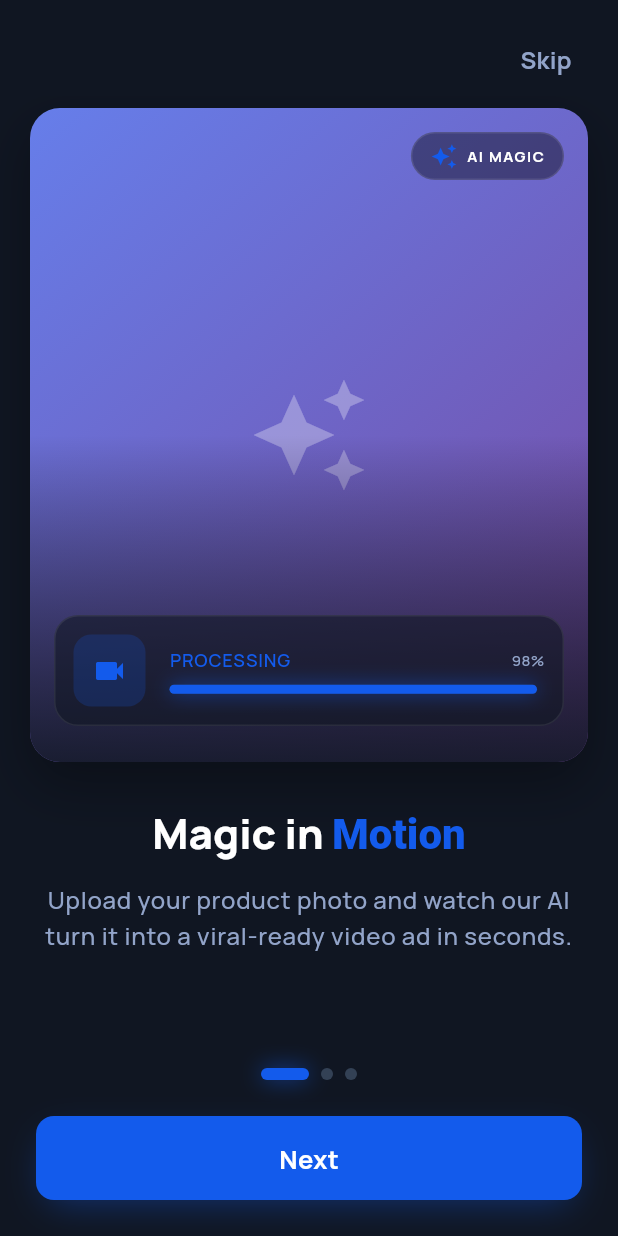
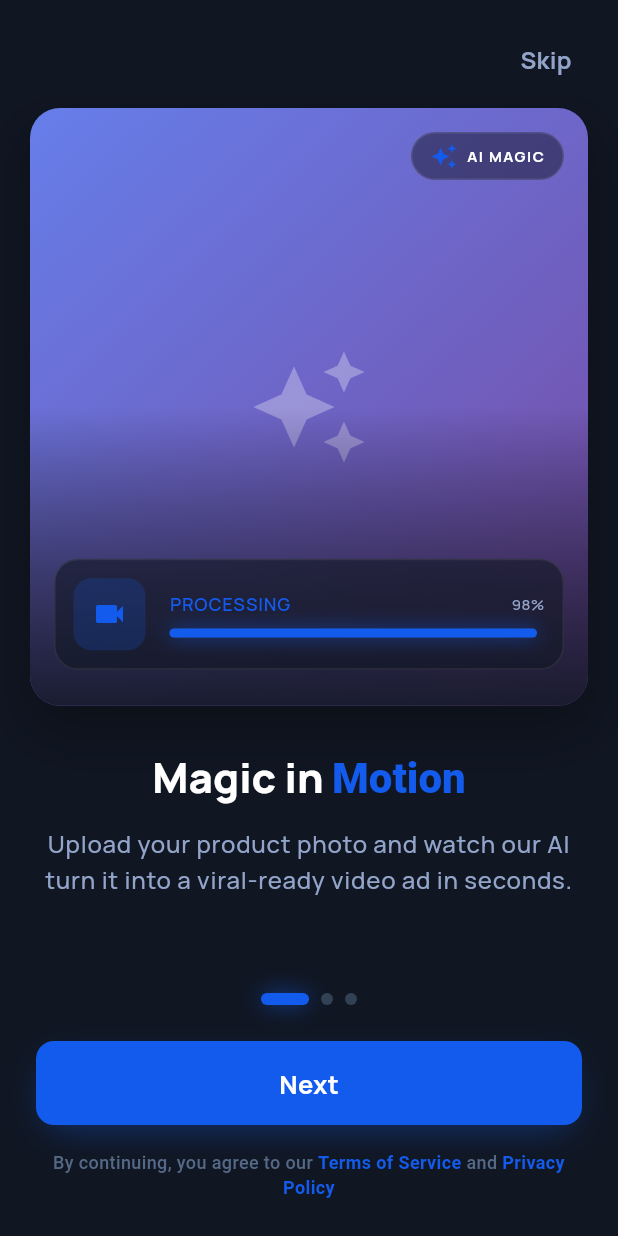
Before and after one commit to alicanti/prodvid, a Flutter app: the screen it shows after launch, after a tap on "Get Started", on a phone screen of 412 x 824 dp. Run offline on Flutter 3.47's test engine with Material 3 defaults, Android fonts, the phone set to English and light mode, and no system bars; drawn by our look-alikes of flutter_animate; our stand-ins replace flutter_riverpod, go_router, google_fonts.

Commit message:
feat: update onboarding last page - navigate to home, show Terms & Privacy

```diff
--- a/lib/features/onboarding/presentation/screens/onboarding_screen.dart
+++ b/lib/features/onboarding/presentation/screens/onboarding_screen.dart
@@ -36,7 +36,7 @@ class _OnboardingScreenState extends State<OnboardingScreen> {
   }
 
   void _completeOnboarding() {
-    context.go('/login');
+    context.go('/home');
   }
 
   @override
@@ -101,28 +101,36 @@ class _OnboardingScreenState extends State<OnboardingScreen> {
                     onPressed: _nextPage,
                   ),
 
-                  if (_currentPage == 2) ...[
                   const SizedBox(height: 16),
-                    TextButton(
-                      onPressed: () => context.go('/login'),
-                      child: RichText(
-                        text: TextSpan(
+
+                  // Terms and Privacy
+                  Text.rich(
+                    TextSpan(
                       style: TextStyle(
-                            fontSize: 14,
-                            fontWeight: FontWeight.w600,
-                            color: AppColors.textSecondaryDark,
+                        fontSize: 12,
+                        color: AppColors.textTertiaryDark,
                       ),
                       children: [
-                            const TextSpan(text: 'Already have an account? '),
+                        const TextSpan(text: 'By continuing, you agree to our '),
                         TextSpan(
-                              text: 'Log in',
-                              style: TextStyle(color: AppColors.primary),
+                          text: 'Terms of Service',
+                          style: TextStyle(
+                            color: AppColors.primary,
+                            fontWeight: FontWeight.w600,
+                          ),
+                        ),
+                        const TextSpan(text: ' and '),
+                        TextSpan(
+                          text: 'Privacy Policy',
+                          style: TextStyle(
+                            color: AppColors.primary,
+                            fontWeight: FontWeight.w600,
+                          ),
                         ),
                       ],
                     ),
+                    textAlign: TextAlign.center,
                   ),
-                    ),
-                  ],
                 ],
               ),
             ),
@@ -146,7 +154,8 @@ class _OnboardingPage1 extends StatelessWidget {
           // Hero image
           Expanded(
             flex: 3,
-            child: Container(
+            child:
+                Container(
                       margin: const EdgeInsets.only(top: 8),
                       decoration: BoxDecoration(
                         borderRadius: BorderRadius.circular(20),
@@ -169,7 +178,10 @@ class _OnboardingPage1 extends StatelessWidget {
                                 gradient: LinearGradient(
                                   begin: Alignment.topLeft,
                                   end: Alignment.bottomRight,
-                          colors: [Color(0xFF667eea), Color(0xFF764ba2)],
+                                  colors: [
+                                    Color(0xFF667eea),
+                                    Color(0xFF764ba2),
+                                  ],
                                 ),
                               ),
                               child: Center(
@@ -190,7 +202,9 @@ class _OnboardingPage1 extends StatelessWidget {
                                   colors: [
                                     Colors.transparent,
                                     Colors.transparent,
-                            AppColors.backgroundDark.withValues(alpha: 0.9),
+                                    AppColors.backgroundDark.withValues(
+                                      alpha: 0.9,
+                                    ),
                                   ],
                                 ),
                               ),
@@ -240,15 +254,18 @@ class _OnboardingPage1 extends StatelessWidget {
                               left: 16,
                               right: 16,
                               bottom: 24,
-                      child: _GlassCard(
+                              child:
+                                  _GlassCard(
                                         child: Row(
                                           children: [
                                             Container(
                                               width: 48,
                                               height: 48,
                                               decoration: BoxDecoration(
-                                color: AppColors.primary.withValues(alpha: 0.2),
-                                borderRadius: BorderRadius.circular(12),
+                                                color: AppColors.primary
+                                                    .withValues(alpha: 0.2),
+                                                borderRadius:
+                                                    BorderRadius.circular(12),
                                               ),
                                               child: Icon(
                                                 Icons.videocam,
@@ -258,18 +275,22 @@ class _OnboardingPage1 extends StatelessWidget {
                                             const SizedBox(width: 16),
                                             Expanded(
                                               child: Column(
-                                crossAxisAlignment: CrossAxisAlignment.start,
+                                                crossAxisAlignment:
+                                                    CrossAxisAlignment.start,
                                                 children: [
                                                   Row(
                                                     mainAxisAlignment:
-                                        MainAxisAlignment.spaceBetween,
+                                                        MainAxisAlignment
+                                                            .spaceBetween,
                                                     children: [
                                                       Text(
                                                         'PROCESSING',
                                                         style: TextStyle(
                                                           fontSize: 12,
-                                          fontWeight: FontWeight.w600,
-                                          color: AppColors.primary,
+                                                          fontWeight:
+                                                              FontWeight.w600,
+                                                          color:
+                                                              AppColors.primary,
                                                           letterSpacing: 0.5,
                                                         ),
                                                       ),
@@ -277,7 +298,8 @@ class _OnboardingPage1 extends StatelessWidget {
                                                         '98%',
                                                         style: TextStyle(
                                                           fontSize: 10,
-                                          color: AppColors.textSecondaryDark,
+                                                          color: AppColors
+                                                              .textSecondaryDark,
                                                         ),
                                                       ),
                                                     ],
@@ -289,12 +311,18 @@ class _OnboardingPage1 extends StatelessWidget {
                                             ),
                                           ],
                                         ),
-                      ).animate().fadeIn(delay: 500.ms).slideY(begin: 0.3),
+                                      )
+                                      .animate()
+                                      .fadeIn(delay: 500.ms)
+                                      .slideY(begin: 0.3),
                             ),
                           ],
                         ),
                       ),
-            ).animate().fadeIn(duration: 600.ms).scale(begin: const Offset(0.95, 0.95)),
+                    )
+                    .animate()
+                    .fadeIn(duration: 600.ms)
+                    .scale(begin: const Offset(0.95, 0.95)),
           ),
 
           const SizedBox(height: 32),
--- a/lib/features/onboarding/presentation/screens/welcome_screen.dart
+++ b/lib/features/onboarding/presentation/screens/welcome_screen.dart
@@ -44,15 +44,21 @@ class WelcomeScreen extends StatelessWidget {
                   // Card carousel
                   SizedBox(
                     height: 280,
-                    child: ListView(
+                    child:
+                        ListView(
                               scrollDirection: Axis.horizontal,
-                      padding: const EdgeInsets.symmetric(horizontal: 16),
+                              padding: const EdgeInsets.symmetric(
+                                horizontal: 16,
+                              ),
                               children: [
                                 const _StepCard(
                                   index: 0,
                                   title: '1. Upload Image',
                                   icon: Icons.add_photo_alternate_rounded,
-                          gradientColors: [Color(0xFF667eea), Color(0xFF764ba2)],
+                                  gradientColors: [
+                                    Color(0xFF667eea),
+                                    Color(0xFF764ba2),
+                                  ],
                                   showUploadBadge: true,
                                 ),
                                 const SizedBox(width: 16),
@@ -60,7 +66,10 @@ class WelcomeScreen extends StatelessWidget {
                                   index: 1,
                                   title: '2. Select AI Effect',
                                   icon: Icons.auto_awesome,
-                          gradientColors: [Color(0xFF4facfe), Color(0xFF00f2fe)],
+                                  gradientColors: [
+                                    Color(0xFF4facfe),
+                                    Color(0xFF00f2fe),
+                                  ],
                                   isHighlighted: true,
                                   showMagicIcon: true,
                                 ),
@@ -69,11 +78,17 @@ class WelcomeScreen extends StatelessWidget {
                                   index: 2,
                                   title: '3. Get Video Ad',
                                   icon: Icons.play_circle_filled_rounded,
-                          gradientColors: [Color(0xFFfa709a), Color(0xFFfee140)],
+                                  gradientColors: [
+                                    Color(0xFFfa709a),
+                                    Color(0xFFfee140),
+                                  ],
                                   showPlayButton: true,
                                 ),
                               ],
-                    ).animate().fadeIn(delay: 200.ms, duration: 500.ms).slideX(begin: 0.1),
+                            )
+                            .animate()
+                            .fadeIn(delay: 200.ms, duration: 500.ms)
+                            .slideX(begin: 0.1),
                   ),
 
                   const SizedBox(height: 32),
@@ -246,13 +261,10 @@ class _StepCard extends StatelessWidget {
                 Positioned(
                   top: 16,
                   right: 16,
-                  child: Icon(
-                        Icons.auto_awesome,
-                        color: Colors.white,
-                        size: 24,
-                      )
+                  child: Icon(Icons.auto_awesome, color: Colors.white, size: 24)
                       .animate(
-                        onPlay: (controller) => controller.repeat(reverse: true),
+                        onPlay: (controller) =>
+                            controller.repeat(reverse: true),
                       )
                       .scale(
                         begin: const Offset(1, 1),
--- a/lib/features/profile/presentation/screens/profile_screen.dart
+++ b/lib/features/profile/presentation/screens/profile_screen.dart
@@ -91,7 +91,10 @@ class ProfileScreen extends StatelessWidget {
                                         gradient: LinearGradient(
                                           begin: Alignment.topLeft,
                                           end: Alignment.bottomRight,
-                                          colors: [Color(0xFF667eea), Color(0xFF764ba2)],
+                                          colors: [
+                                            Color(0xFF667eea),
+                                            Color(0xFF764ba2),
+                                          ],
                                         ),
                                       ),
                                       child: const Icon(
--- a/lib/features/video/presentation/screens/video_export_screen.dart
+++ b/lib/features/video/presentation/screens/video_export_screen.dart
@@ -87,14 +87,19 @@ class VideoExportScreen extends StatelessWidget {
                                       gradient: LinearGradient(
                                         begin: Alignment.topLeft,
                                         end: Alignment.bottomRight,
-                                        colors: [Color(0xFF667eea), Color(0xFF764ba2)],
+                                        colors: [
+                                          Color(0xFF667eea),
+                                          Color(0xFF764ba2),
+                                        ],
                                       ),
                                     ),
                                     child: Center(
                                       child: Icon(
                                         Icons.play_circle_filled,
                                         size: 80,
-                                        color: Colors.white.withValues(alpha: 0.7),
+                                        color: Colors.white.withValues(
+                                          alpha: 0.7,
+                                        ),
                                       ),
                                     ),
                                   ),
```
Lines whose indentation alone changed are shown as unchanged.
